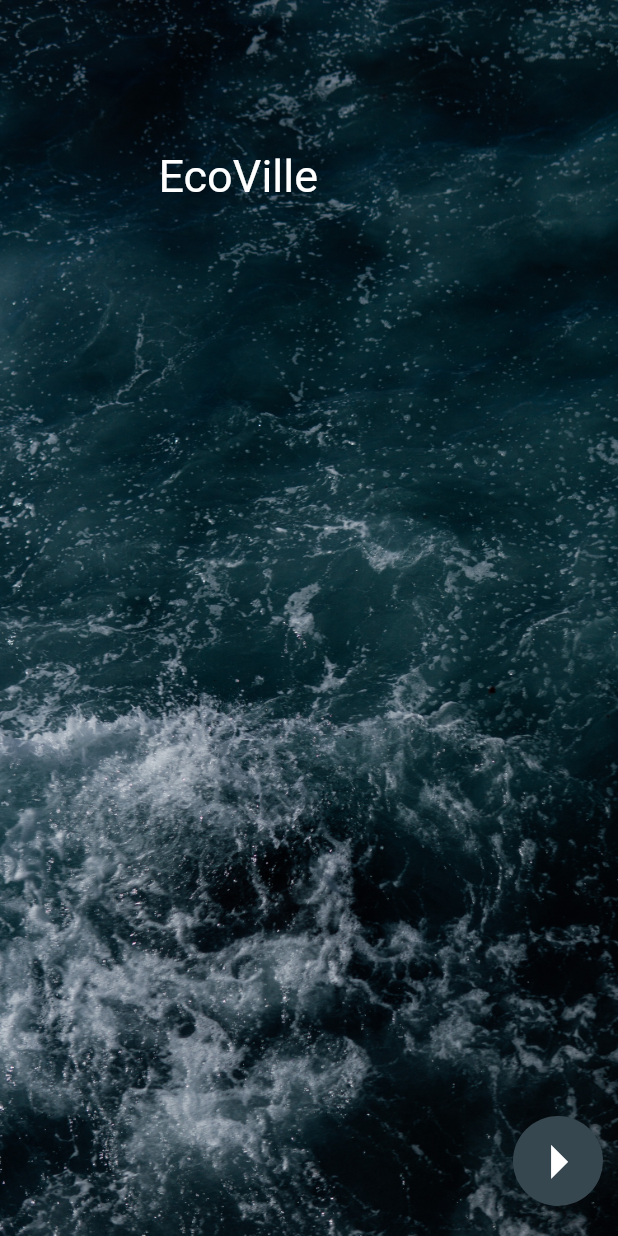
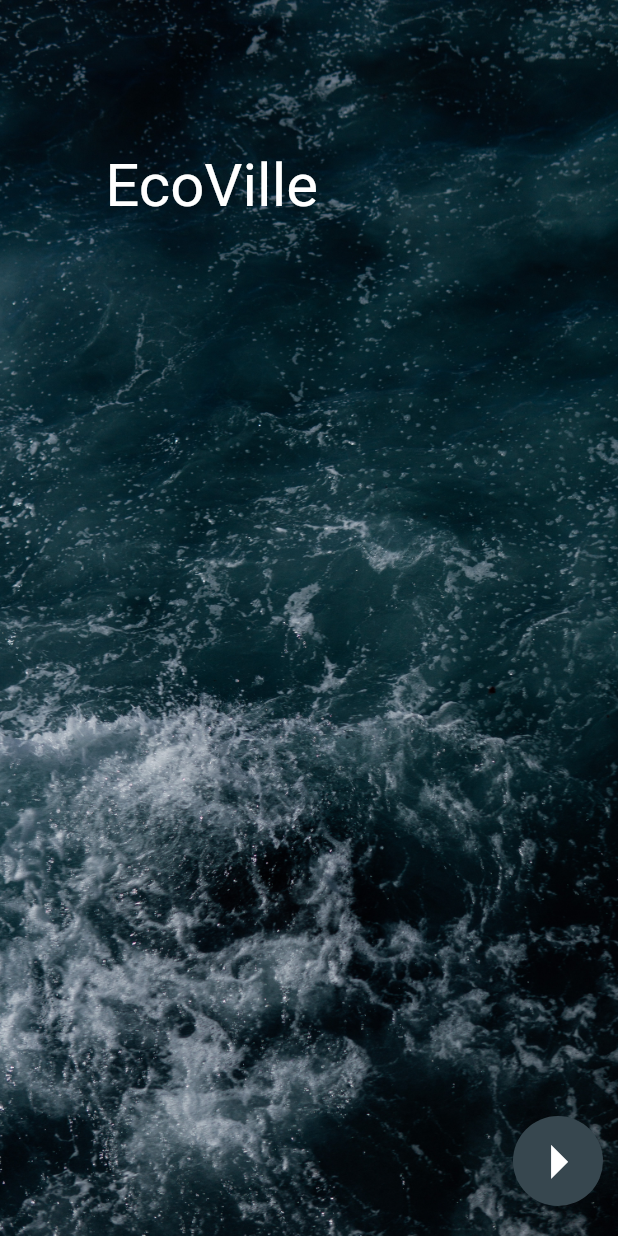
Before and after one commit to emilio-kariuki/emilio, a Flutter app: the screen it shows after launch, on a phone screen of 412 x 824 dp. Run offline on Flutter 3.47's test engine with Material 2 defaults, Android fonts, the phone set to English and light mode, and no system bars; our stand-ins replace firebase_auth, firebase_core, flutter_svg, geolocator, google_fonts, google_maps_flutter and 1 more; accounts and stored records are empty.

Commit message:
January 31, 2022 8:59 PM

```diff
--- a/lib/welcome.dart
+++ b/lib/welcome.dart
@@ -45,7 +45,7 @@ class _WelcomeState extends State<Welcome> {
           Positioned(
             top: 100,
             right: 200,
-            child: Text("EcoVille", style: GoogleFonts.roboto(fontSize: 30,color: Colors.white)),
+            child: Text("EcoVille", style: GoogleFonts.roboto(fontSize: 40,color: Colors.white)),
             )
         ],
       ),
```
